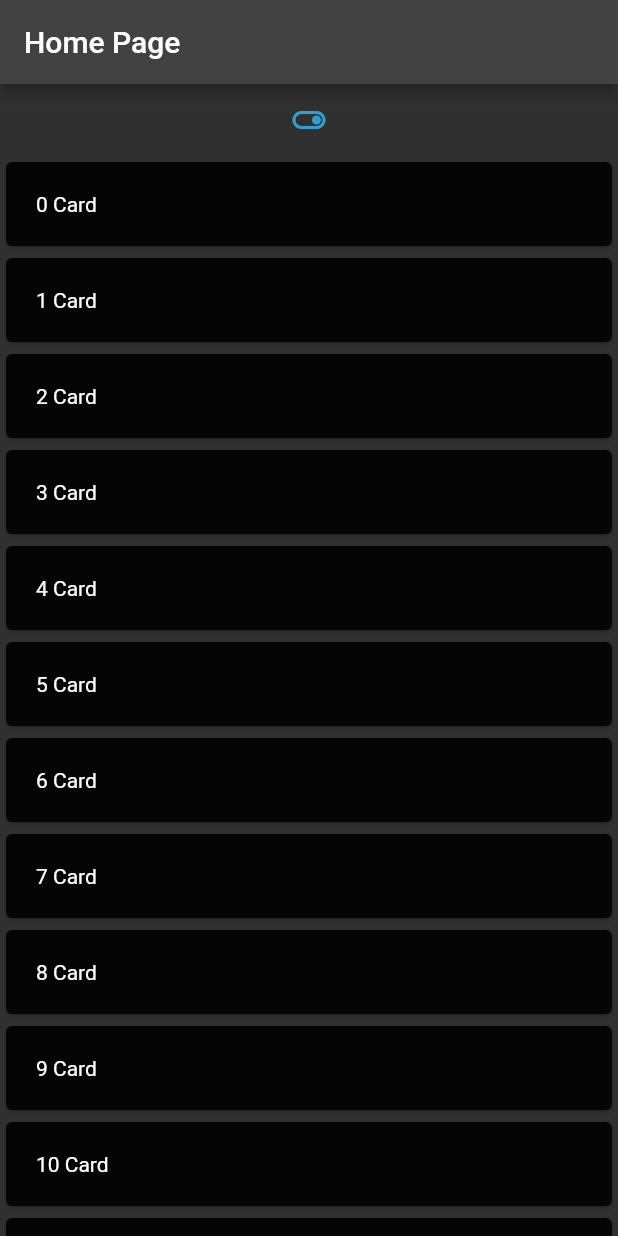
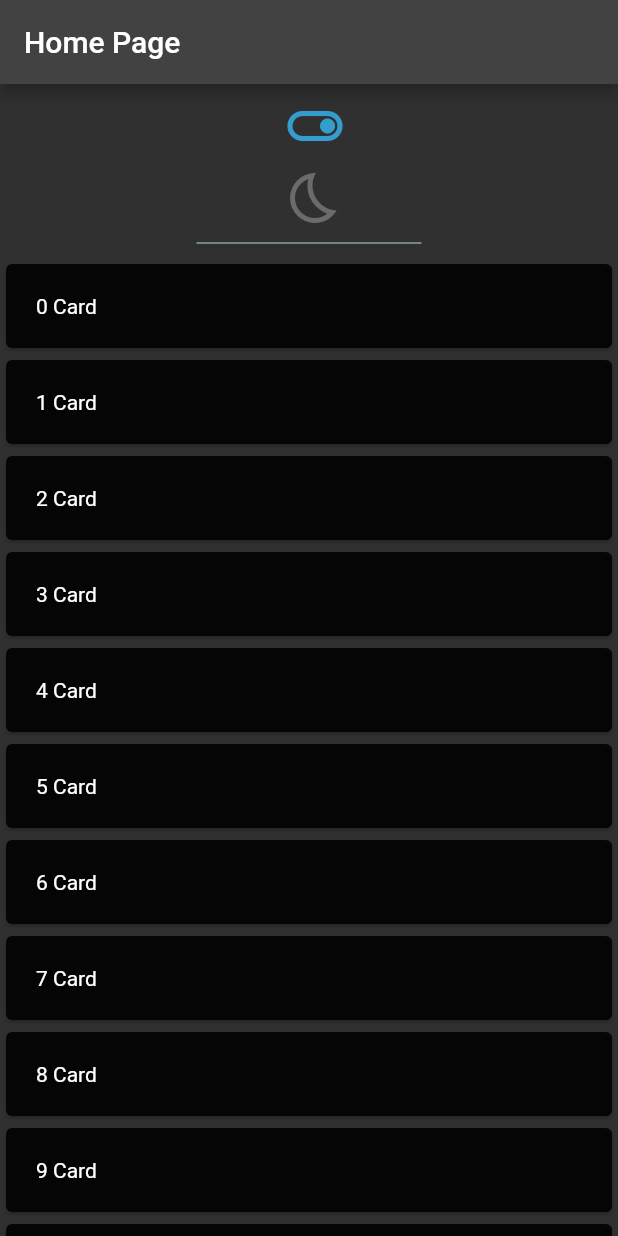
Before and after one commit to altoon-dev/dark_mode, a Flutter app: the screen it shows after launch, on a phone screen of 412 x 824 dp. Run offline on Flutter 3.47's test engine with Material 2 defaults, Android fonts, the phone set to English and light mode, and no system bars; our stand-ins replace shared_preferences.

Commit message:
adding some ui

```diff
--- a/lib/main.dart
+++ b/lib/main.dart
@@ -17,7 +17,6 @@ class _MyAppState extends State<MyApp> {
 
   @override
   void initState() {
-    // TODO: implement initState
     super.initState();
   }
   starting()async{
@@ -49,10 +48,11 @@ class _MyAppState extends State<MyApp> {
   @override
   Widget build(BuildContext context) {
     return MaterialApp(
+      debugShowCheckedModeBanner: false,
       home: Home(togglecall: toggletheme,),
       theme: ThemeData(
           primaryColor: Colors.red,
-          cardColor: Colors.lightBlueAccent
+          cardColor: Colors.white
       ),
       darkTheme: ThemeData.dark().copyWith(
           primaryColor: Colors.black45,
--- a/lib/main_page.dart
+++ b/lib/main_page.dart
@@ -15,12 +15,26 @@ class _HomeState extends State<Home> {
       ),
       body: Column(
         crossAxisAlignment: CrossAxisAlignment.center,
-        children: [Center(
-          child: IconButton(
-            icon: Icon(Icons.toggle_on_outlined, color: Color(0xFF339ECD),),
-            onPressed: widget.togglecall,
+        children: [
+          Center(
+            child: IconButton(
+              icon: Icon(Icons.toggle_on_outlined, color: Color(0xFF339ECD,),
+                size: 40,),
+              onPressed: widget.togglecall,
+            ),
           ),
-        ),
+          Center(
+            child: IconButton(
+              icon: Icon(Icons.bedtime_outlined, color: Color(0xFF6B6B6B),
+                size: 40,),
+              onPressed: widget.togglecall,
+            ),
+          ),
+          SizedBox(height: 20.0,
+            width: 150.0,
+            child: Divider(
+              color: Colors.teal[100],
+            ),),
           Expanded(
             child: ListView.builder(
                 itemCount: 20,
```
